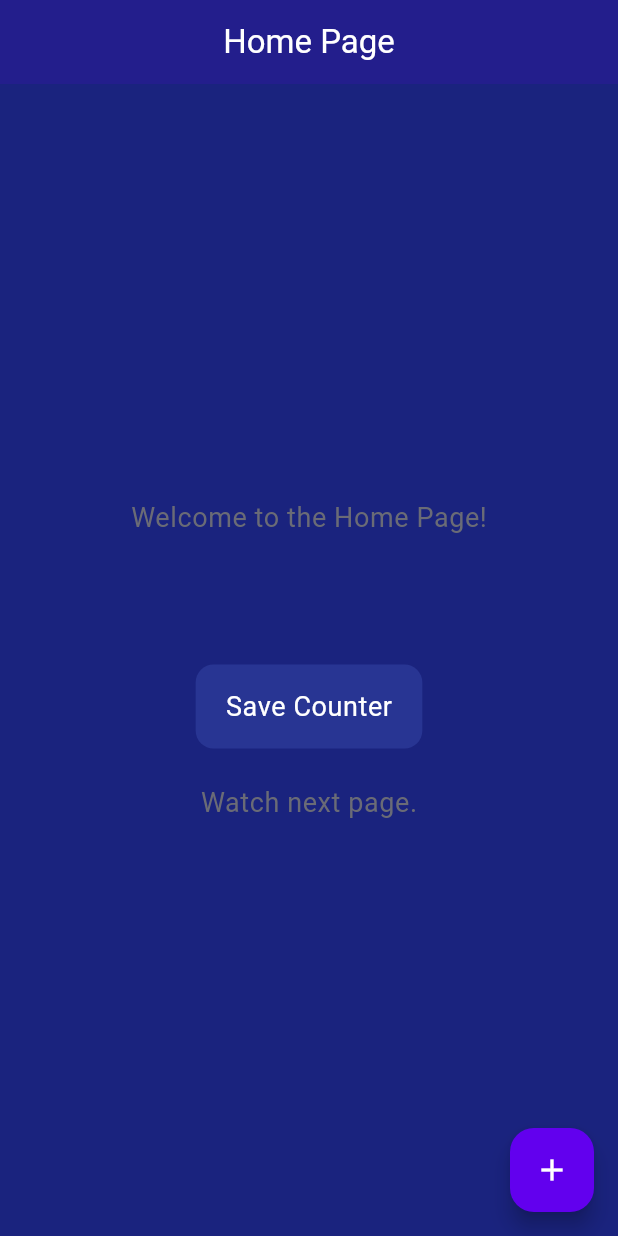
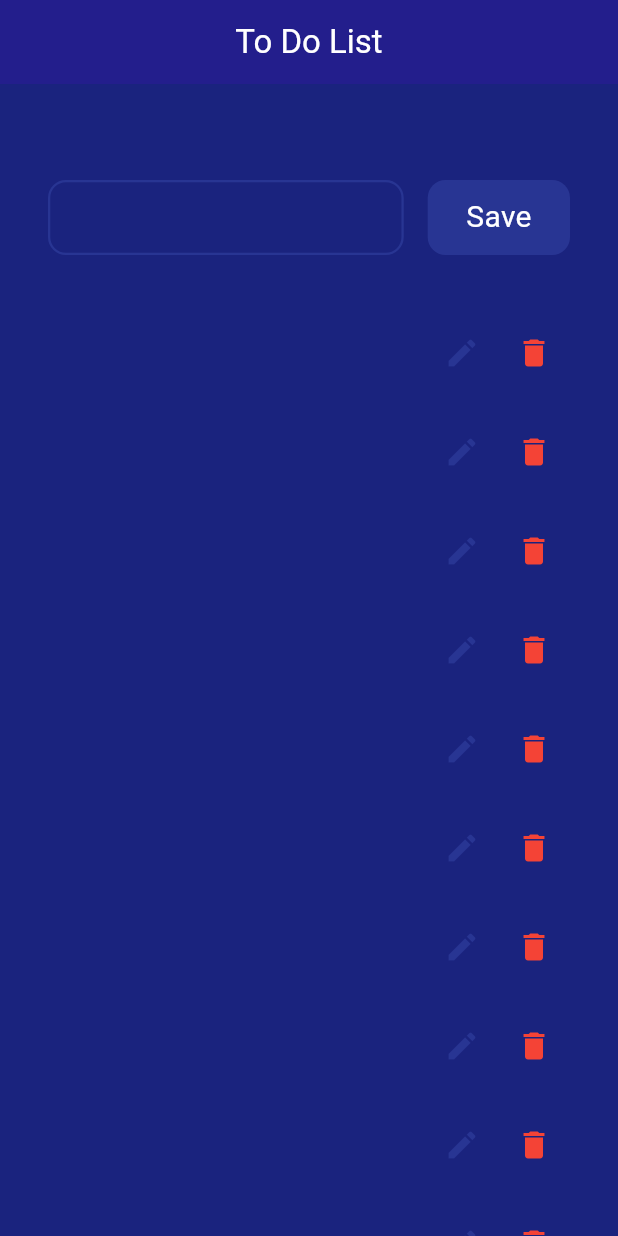
Before and after one commit to SingHuyLeang/flutter-9-10, a Flutter app: the screen it shows after launch, on a phone screen of 412 x 824 dp. Run offline on Flutter 3.47's test engine with Material 3 defaults, Android fonts, the phone set to English and light mode, and no system bars; our stand-ins replace get, shared_preferences.

Commit message:
design UI

```diff
--- a/lib/home_page.dart
+++ b/lib/home_page.dart
@@ -1,71 +1,121 @@
-import 'dart:developer';
-
-import 'package:flutter/cupertino.dart';
 import 'package:flutter/material.dart';
-import 'package:flutter_9_10/controller/counter_controller.dart';
-import 'package:flutter_9_10/second_page.dart';
-import 'package:flutter_9_10/store/pref.dart';
-import 'package:get/get.dart';
 
 class HomePage extends StatelessWidget {
   HomePage({super.key});
 
-  final controller = Get.put(CounterController());
-  final pref = Pref();
-
   @override
   Widget build(BuildContext context) {
-    return GetBuilder<CounterController>(
-        init: controller,
-        builder: (counter) {
     return Scaffold(
       appBar: AppBar(
-              title: const Text('Home Page'),
+        title: const Text('To Do List'),
       ),
-            body: SizedBox(
+      body: SingleChildScrollView(
+        child: Container(
           width: double.infinity,
+          padding: const EdgeInsets.only(top: 64, left: 32, right: 32),
           child: Column(
-                mainAxisAlignment: MainAxisAlignment.center,
             children: [
-                  Text(
-                    'Welcome to the Home Page!',
+              Row(
+                children: [
+                  Expanded(
+                    flex: 5,
+                    child: SizedBox(
+                      height: 50,
+                      child: TextField(
                         style: Theme.of(context).textTheme.bodySmall,
+                        decoration: InputDecoration(
+                          border: OutlineInputBorder(
+                            borderRadius: BorderRadius.circular(12),
+                            borderSide: BorderSide(
+                              color: Colors.indigo.shade800,
+                              width: 1.5,
                             ),
-                  const SizedBox(height: 16),
-                  Text(
-                    counter.count.value.toString(),
+                          ),
+                          focusedBorder: OutlineInputBorder(
+                            borderRadius: BorderRadius.circular(12),
+                            borderSide: BorderSide(
+                              color: Colors.indigo.shade800,
+                              width: 1.5,
+                            ),
+                          ),
+                          enabledBorder: OutlineInputBorder(
+                            borderRadius: BorderRadius.circular(12),
+                            borderSide: BorderSide(
+                              color: Colors.indigo.shade800,
+                              width: 1.5,
+                            ),
+                          ),
+                        ),
+                      ),
+                    ),
+                  ),
+                  const SizedBox(width: 16),
+                  Expanded(
+                    flex: 2,
+                    child: Container(
+                      height: 50,
+                      alignment: Alignment.center,
+                      decoration: BoxDecoration(
+                        color: Colors.indigo.shade800,
+                        borderRadius: BorderRadius.circular(12),
+                      ),
+                      child: Text(
+                        'Save',
                         style: Theme.of(context)
                             .textTheme
                             .bodyMedium!
-                        .apply(fontSizeDelta: 18),
+                            .apply(color: Colors.white),
                       ),
-                  const SizedBox(height: 16),
-                  CupertinoButton(
-                    color: Colors.indigo[800],
-                    onPressed: () async => await pref.setInt(controller.count.value).whenComplete(() => log("Saved Successfully")),
-                    child: Text(
-                      'Save Counter',
-                      style: Theme.of(context).textTheme.bodySmall!.apply(
-                        color: Colors.white
-                      ),
-                    ),
-                  ),
-                  const SizedBox(height: 24),
-                  GestureDetector(
-                    onTap: () => Get.to(SecondPage()),
-                    child: Text(
-                      'Watch next page.',
-                      style: Theme.of(context).textTheme.bodySmall,
                     ),
                   ),
                 ],
               ),
+              const SizedBox(height: 32),
+              ...List.generate(
+                20,
+                (index) => card("Card simple"),
               ),
-            floatingActionButton: FloatingActionButton(
-              onPressed: () async => counter.increment(),
-              child: const Icon(Icons.add),
+            ],
+          ),
+        ),
       ),
     );
-        });
+  }
+
+  Container card(String data) {
+    return Container(
+      width: double.infinity,
+      height: 50,
+      margin: const EdgeInsets.symmetric(vertical: 8),
+      child: Row(
+        mainAxisAlignment: MainAxisAlignment.spaceBetween,
+        children: [
+          Text(
+            data,
+            style: const TextStyle(
+              fontSize: 16,
+            ),
+          ),
+          Row(
+            children: [
+              IconButton(
+                onPressed: () {},
+                icon: Icon(
+                  Icons.edit,
+                  color: Colors.indigo[800],
+                ),
+              ),
+              IconButton(
+                onPressed: () {},
+                icon: const Icon(
+                  Icons.delete,
+                  color: Colors.red,
+                ),
+              ),
+            ],
+          )
+        ],
+      ),
+    );
   }
 }
--- a/pubspec.yaml
+++ b/pubspec.yaml
@@ -38,6 +38,7 @@ dependencies:
   provider: ^6.1.2
   get: ^4.6.6
   shared_preferences: ^2.2.3
+  sqflite: ^2.3.3+1
 
 dev_dependencies:
   flutter_test:
```
Also changed, not shown: lib/second_page.dart (deleted, +0 -75 lines), pubspec.lock, 1 other file. Lines whose indentation alone changed are shown as unchanged.
